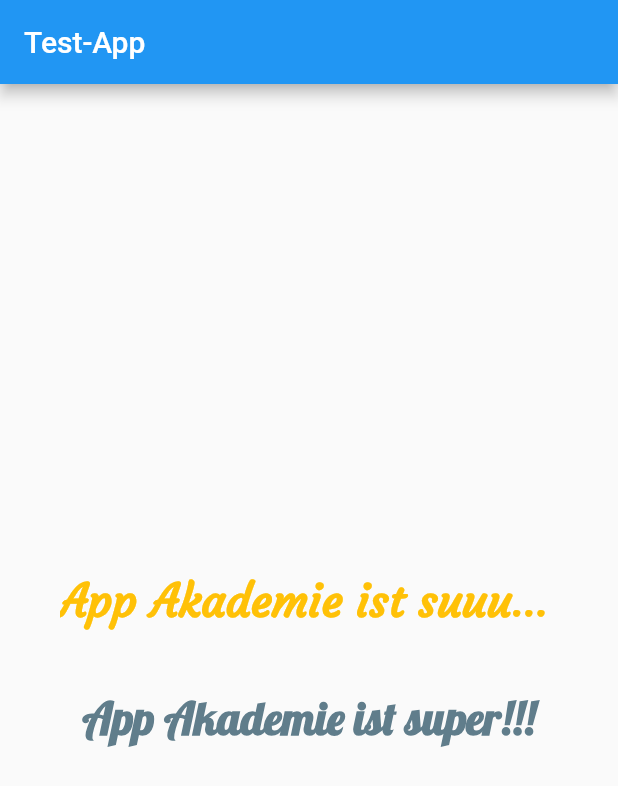
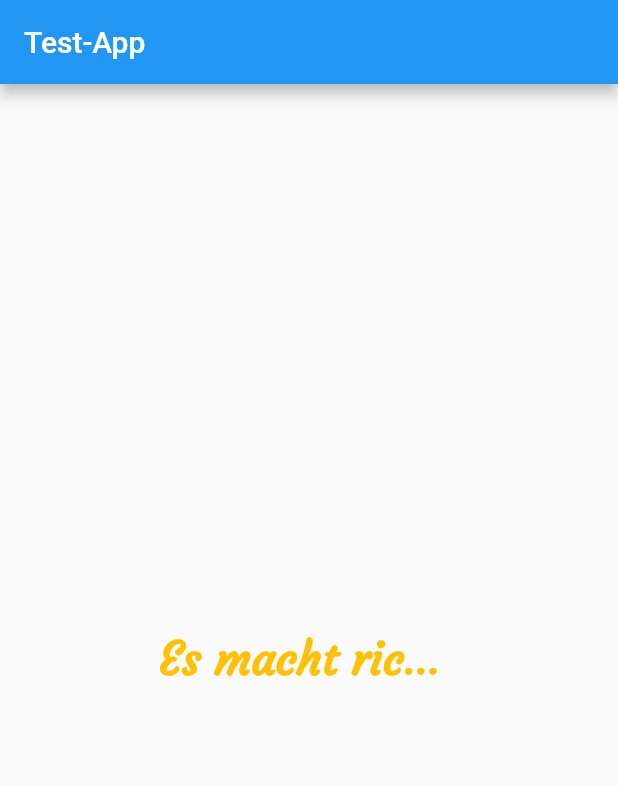
Before and after one commit to VanniGrabbe/Kapitel513_Aufgabe2, a Flutter app: the screen it shows after launch, on a phone screen of 412 x 824 dp. Shown: the top 786 px of the screen. Run offline on Flutter 3.47's test engine with Material 2 defaults, Android fonts, the phone set to English and light mode, and no system bars.

Commit message:
Kapitel513_Aufgabe3 hinzugefügt

```diff
--- /dev/null
+++ b/kapitel513/lib/Aufgabe2/aufgabe2.dart
@@ -0,0 +1,43 @@
+import 'package:flutter/material.dart';
+import 'package:kapitel513/Aufgabe2/text_style.dart';
+
+class Aufgabe2 extends StatelessWidget {
+  const Aufgabe2({super.key});
+
+  // This widget is the root of your application.
+  @override
+  Widget build(BuildContext context) {
+    return MaterialApp(
+      home: Scaffold(
+        appBar: AppBar(
+          title: const Text('Test-App'),
+        ),
+        body: const Padding(
+          padding: EdgeInsets.only(left: 40, right: 40),
+          child: Column(
+            mainAxisAlignment: MainAxisAlignment.center,
+            children: [
+              Center(
+                child: Text(
+                  'App Akademie ist suuuuuuuuuuuuuuuuuuuper!!!',
+                  style: kButtonTextStyle,
+                  maxLines: 1,
+                ),
+              ),
+              SizedBox(
+                height: 40,
+              ),
+              Center(
+                child: Text(
+                  'App Akademie ist super!!!',
+                  style: kButtonTextStyle2,
+                  maxLines: 1,
+                ),
+              ),
+            ],
+          ),
+        ),
+      ),
+    );
+  }
+}
--- /dev/null
+++ b/kapitel513/lib/aufgabe3/aufgabe3.dart
@@ -0,0 +1,41 @@
+import 'package:flutter/material.dart';
+import 'package:kapitel513/aufgabe3/text_style.dart';
+
+class Aufgabe3 extends StatefulWidget {
+  const Aufgabe3({super.key});
+
+  @override
+  State<Aufgabe3> createState() => _Aufgabe3State();
+}
+
+class _Aufgabe3State extends State<Aufgabe3> {
+  bool isExpanded = false;
+
+  @override
+  Widget build(BuildContext context) {
+    return MaterialApp(
+      home: Scaffold(
+          appBar: AppBar(
+            title: const Text('Test-App'),
+          ),
+          body: Center(
+            child: Container(
+              width: 200,
+                child: GestureDetector(
+                  onTap: () {
+                    setState(() {
+                      isExpanded = true;
+                    });
+                  },
+                  child: Text(
+                    'Es macht richtig viel Spaaaaaaaaaaaßßßßßßßß!!!!!',
+                    style: kButtonTextStyle,
+                    maxLines: isExpanded ? 10 : 1,
+                  ),
+                ),
+              ),
+            ),
+          ),);
+
+  }
+}
--- /dev/null
+++ b/kapitel513/lib/aufgabe3/text_style.dart
@@ -0,0 +1,16 @@
+import 'package:flutter/material.dart';
+
+const TextStyle kButtonTextStyle = TextStyle(
+  fontFamily: 'Courgette',
+  fontSize: 30.0,
+  fontWeight: FontWeight.w600,
+  color: Colors.amber,
+  overflow: TextOverflow.ellipsis
+);
+
+const TextStyle kButtonTextStyle2 = TextStyle(
+  fontFamily: 'Lobster',
+  fontSize: 30.0,
+  fontWeight: FontWeight.w600,
+  color: Colors.blueGrey,
+);
--- a/kapitel513/lib/main.dart
+++ b/kapitel513/lib/main.dart
@@ -1,47 +1,6 @@
 import 'package:flutter/material.dart';
-import 'package:kapitel513/text_style.dart';
-
+import 'Aufgabe2/aufgabe2.dart';
+import 'aufgabe3/aufgabe3.dart';
 void main() {
-  runApp(const MyApp());
+  runApp(const Aufgabe3());
 }
-
-class MyApp extends StatelessWidget {
-  const MyApp({super.key});
-
-  // This widget is the root of your application.
-  @override
-  Widget build(BuildContext context) {
-    return MaterialApp(
-      home: Scaffold(
-        appBar: AppBar(
-          title: const Text('Test-App'),
-        ),
-        body: const Padding(
-          padding: EdgeInsets.only(left: 40, right: 40),
-          child: Column(
-            mainAxisAlignment: MainAxisAlignment.center,
-            children: [
-              Center(
-                child: Text(
-                  'App Akademie ist suuuuuuuuuuuuuuuuuuuper!!!',
-                  style: kButtonTextStyle,
-                  maxLines: 1,
-                ),
-              ),
-              SizedBox(
-                height: 40,
-              ),
-              Center(
-                child: Text(
-                  'App Akademie ist super!!!',
-                  style: kButtonTextStyle2,
-                  maxLines: 1,
-                ),
-              ),
-            ],
-          ),
-        ),
-      ),
-    );
-  }
-}
```
Also changed, not shown: kapitel513/lib/Aufgabe2/text_style.dart (renamed from kapitel513/lib/text_style.dart).
